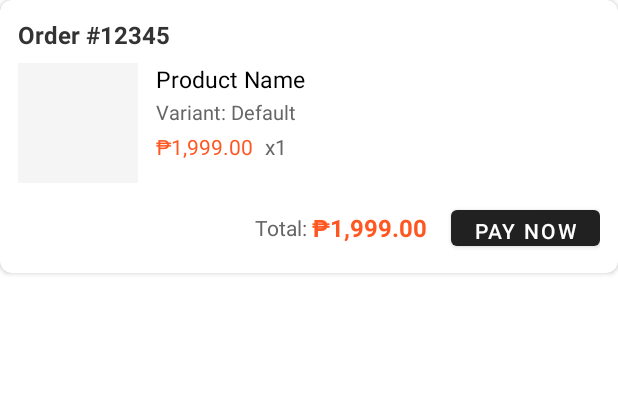
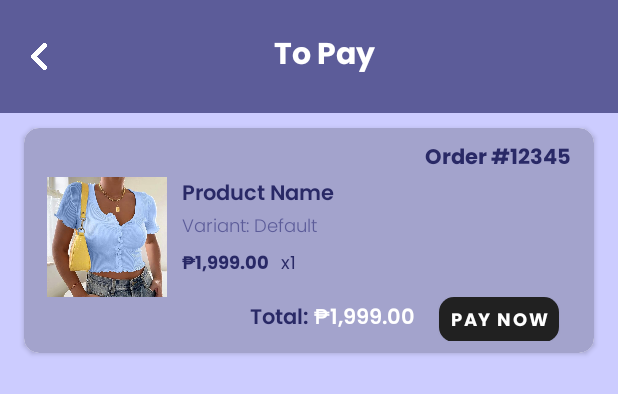
Before and after one commit to sherwinfontanar/Fitcraft, an Android app: the layout order_item.xml on its own in the app's theme, with its tools: preview values and no code run, on a phone screen of 412 x 824 dp. Shown: the top 394 px of the screen. Run offline under Robolectric (Android 15) with nearby library versions, the phone set to English and light mode, and no system bars; network calls fail.

Commit message:
order item layout

```diff
--- a/app/src/main/res/layout/order_item.xml
+++ b/app/src/main/res/layout/order_item.xml
@@ -1,29 +1,80 @@
 <?xml version="1.0" encoding="utf-8"?>
-<androidx.cardview.widget.CardView
+<LinearLayout
     xmlns:android="http://schemas.android.com/apk/res/android"
     xmlns:app="http://schemas.android.com/apk/res-auto"
+    android:background="@color/four"
+    android:layout_width="match_parent"
+    android:layout_height="match_parent"
+    android:orientation="vertical">
+
+    <LinearLayout
         android:layout_width="match_parent"
         android:layout_height="wrap_content"
-    android:layout_marginBottom="16dp"
-    app:cardCornerRadius="8dp"
+        android:orientation="horizontal"
+        android:paddingTop="20dp"
+        android:paddingStart="16dp"
+        android:paddingEnd="16dp"
+        android:paddingBottom="20dp"
+        android:background="@color/two"
+        android:gravity="center_vertical">
+
+        <ImageButton
+            android:id="@+id/btnBack"
+            android:layout_width="20dp"
+            android:layout_height="20dp"
+            android:background="@drawable/back"
+            android:contentDescription="Back" />
+
+        <TextView
+            android:id="@+id/measurement"
+            android:layout_width="0dp"
+            android:layout_height="wrap_content"
+            android:layout_weight="1"
+            android:text="To Pay"
+            android:textSize="20sp"
+            android:fontFamily="@font/poppins_bold"
+            android:textColor="@color/white"
+            android:gravity="center"/>
+    </LinearLayout>
+
+    <HorizontalScrollView
+        android:layout_width="match_parent"
+        android:layout_height="wrap_content"
+        android:fillViewport="true"
+        android:scrollbars="none">
+        <androidx.cardview.widget.CardView
+            android:id="@+id/perOrder"
+            android:layout_width="match_parent"
+            android:layout_height="150dp"
+            android:layout_marginStart="16dp"
+            android:layout_marginEnd="16dp"
+            android:layout_marginTop="10dp"
+            android:layout_marginBottom="10dp"
+            android:layout_gravity="center"
+            android:background="@color/two"
+            app:cardCornerRadius="10dp"
             app:cardElevation="2dp">
 
             <LinearLayout
                 android:layout_width="match_parent"
-        android:layout_height="wrap_content"
+                android:layout_height="match_parent"
+                android:background="@drawable/rounded"
                 android:orientation="vertical"
-        android:padding="12dp">
+                android:paddingStart="15dp"
+                android:paddingEnd="15dp"
+                android:paddingBottom="8dp"
+                android:paddingTop="8dp">
 
                 <!-- Order Header with Order ID -->
                 <TextView
                     android:id="@+id/tvOrderId"
-            android:layout_width="match_parent"
+                    android:layout_width="wrap_content"
                     android:layout_height="wrap_content"
+                    android:layout_gravity="right"
                     android:text="Order #12345"
-            android:textStyle="bold"
-            android:textSize="16sp"
-            android:textColor="#333333"
-            android:layout_marginBottom="8dp"/>
+                    android:fontFamily="@font/poppins_bold"
+                    android:textSize="14sp"
+                    android:textColor="@color/one"/>
 
                 <!-- Order Content -->
                 <LinearLayout
@@ -37,7 +88,7 @@
                         android:layout_width="80dp"
                         android:layout_height="80dp"
                         android:scaleType="centerCrop"
-                android:background="#F5F5F5"
+                        android:background="@drawable/top"
                         android:contentDescription="Product Image" />
 
                     <!-- Product Details -->
@@ -46,7 +97,7 @@
                         android:layout_height="wrap_content"
                         android:layout_weight="1"
                         android:orientation="vertical"
-                android:layout_marginStart="12dp">
+                        android:layout_marginStart="10dp">
 
                         <!-- Product Name -->
                         <TextView
@@ -54,9 +105,9 @@
                             android:layout_width="match_parent"
                             android:layout_height="wrap_content"
                             android:text="Product Name"
-                    android:textColor="#000000"
-                    android:textSize="15sp"
-                    android:layout_marginBottom="2dp"/>
+                            android:fontFamily="@font/poppins_semibold"
+                            android:textColor="@color/one"
+                            android:textSize="14sp"/>
 
                         <!-- Product Variant -->
                         <TextView
@@ -64,8 +115,9 @@
                             android:layout_width="match_parent"
                             android:layout_height="wrap_content"
                             android:text="Variant: Default"
-                    android:textColor="#666666"
-                    android:textSize="13sp"
+                            android:fontFamily="@font/poppins_light"
+                            android:textColor="@color/two"
+                            android:textSize="12sp"
                             android:layout_marginBottom="4dp"/>
 
                         <!-- Price and Quantity -->
@@ -79,34 +131,33 @@
                                 android:layout_width="wrap_content"
                                 android:layout_height="wrap_content"
                                 android:text="₱1,999.00"
-                        android:textColor="#FF5722"
-                        android:textSize="14sp"/>
+                                android:fontFamily="@font/poppins_bold"
+                                android:textColor="@color/one"
+                                android:textSize="12sp"/>
 
                             <TextView
                                 android:id="@+id/tvOrderQuantity"
                                 android:layout_width="wrap_content"
                                 android:layout_height="wrap_content"
                                 android:text="x1"
-                        android:textColor="#666666"
-                        android:textSize="14sp"
+                                android:fontFamily="@font/poppins_regular"
+                                android:textColor="@color/one"
+                                android:textSize="12sp"
                                 android:layout_marginStart="8dp"/>
                         </LinearLayout>
                     </LinearLayout>
                 </LinearLayout>
-
-        <!-- Order Footer with Total and Button -->
                 <LinearLayout
                     android:layout_width="match_parent"
-            android:layout_height="wrap_content"
+                    android:layout_height="30dp"
                     android:orientation="horizontal"
-            android:gravity="end|center_vertical"
-            android:layout_marginTop="12dp">
-
+                    android:gravity="end|center_vertical">
                     <TextView
                         android:layout_width="wrap_content"
                         android:layout_height="wrap_content"
                         android:text="Total: "
-                android:textColor="#666666"
+                        android:fontFamily="@font/poppins_semibold"
+                        android:textColor="@color/one"
                         android:textSize="14sp"/>
 
                     <TextView
@@ -114,19 +165,24 @@
                         android:layout_width="wrap_content"
                         android:layout_height="wrap_content"
                         android:text="₱1,999.00"
-                android:textColor="#FF5722"
-                android:textStyle="bold"
-                android:textSize="16sp"
+                        android:fontFamily="@font/poppins_semibold"
+                        android:textColor="@color/white"
+                        android:textSize="14sp"
                         android:layout_marginEnd="16dp"/>
 
                     <Button
                         android:id="@+id/btnPayNow"
-                android:layout_width="wrap_content"
-                android:layout_height="36dp"
+                        android:layout_width="80dp"
+                        android:layout_height="30dp"
                         android:text="Pay Now"
-                android:textColor="#FFFFFF"
-                android:paddingStart="16dp"
-                android:paddingEnd="16dp"/>
+                        android:background="@drawable/rounded"
+                        android:textColor="@android:color/white"
+                        android:fontFamily="@font/poppins_bold"
+                        android:textSize="12sp"
+                        android:padding="0dp"
+                        android:layout_marginEnd="8dp"/>
                 </LinearLayout>
             </LinearLayout>
         </androidx.cardview.widget.CardView>
+    </HorizontalScrollView>
+</LinearLayout>
```
Lines whose indentation alone changed are shown as unchanged.
